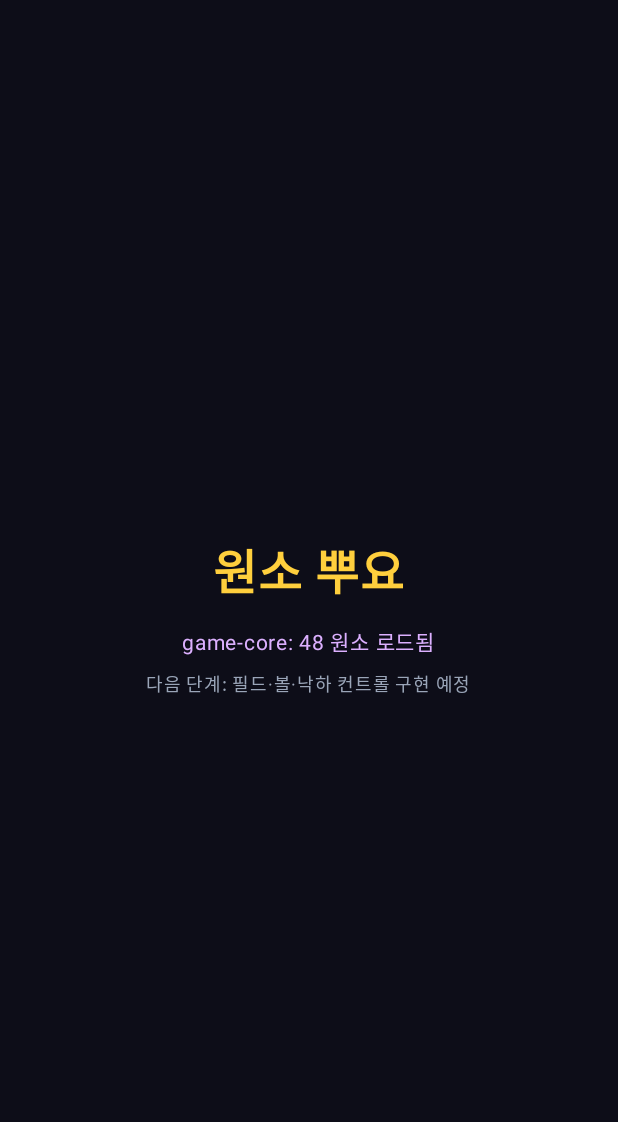
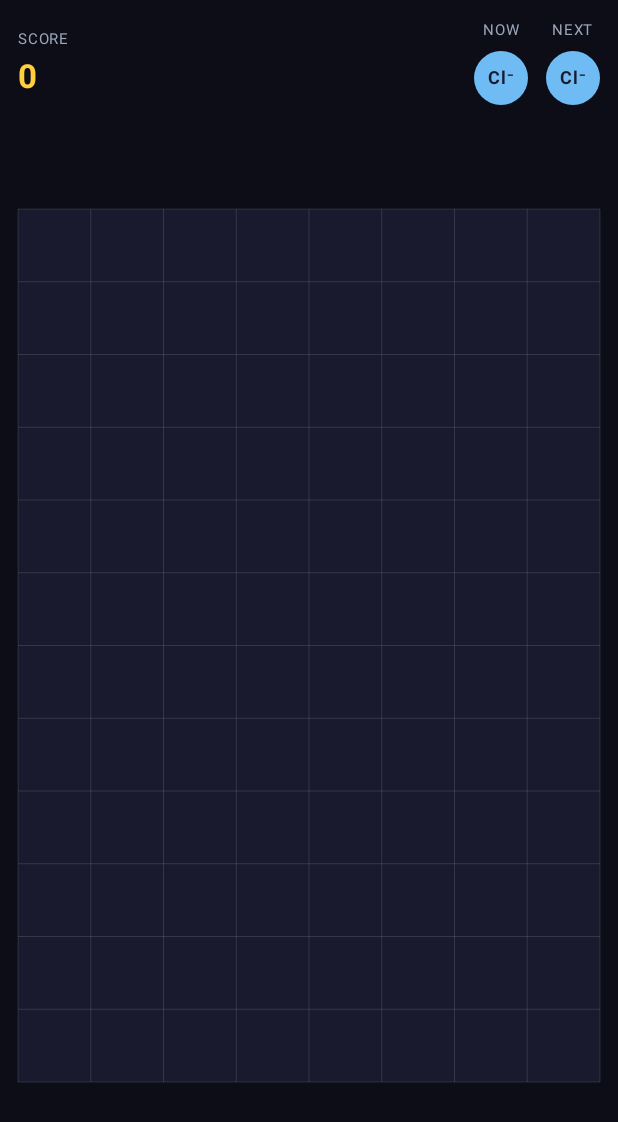
Before and after one commit to TeaveloperHQ/Elements_Puyo, an Android app built with Jetpack Compose: the screen it shows after launch (MainActivity), on a phone screen of 412 x 824 dp. Shown: the top 1122 px of the screen. Run offline under Robolectric (Android 15) with nearby library versions, the phone set to English and light mode, and no system bars.

Commit message:
Phase 3: turn-based game screen (Compose)
MainActivity now hosts GameScreen — a functional Compose UI wired
to :game-core:

- Top HUD: score, NOW piece, NEXT piece (mini-balls with charge label)
- FieldView: Canvas-drawn 8×12 grid with balls; tap any column to drop
  the current piece there. Ball color = period, label = symbol + charge
  superscript.
- Chain-resolution feedback: message bar shows "Nx연쇄 · +score · 화합물
  이름" after each drop.
- Game Over overlay with "다시 시작" button (spawns a fresh Game).

Turn-based (no falling animation yet) — one tap = one full turn incl.
cascading chains. GameSnapshot data class bridges Game's mutable state
to Compose recomposition.

Build verified: :app:assembleDebug succeeds.

Co-Authored-By: Claude Opus 4.7 (1M context) <noreply@anthropic.com>

```diff
--- /dev/null
+++ b/app/src/main/java/com/elementspuyo/app/GameScreen.kt
@@ -0,0 +1,260 @@
+package com.elementspuyo.app
+
+import androidx.compose.foundation.Canvas
+import androidx.compose.foundation.background
+import androidx.compose.foundation.gestures.detectTapGestures
+import androidx.compose.foundation.layout.Arrangement
+import androidx.compose.foundation.layout.Box
+import androidx.compose.foundation.layout.Column
+import androidx.compose.foundation.layout.Row
+import androidx.compose.foundation.layout.Spacer
+import androidx.compose.foundation.layout.aspectRatio
+import androidx.compose.foundation.layout.fillMaxSize
+import androidx.compose.foundation.layout.fillMaxWidth
+import androidx.compose.foundation.layout.height
+import androidx.compose.foundation.layout.padding
+import androidx.compose.foundation.layout.size
+import androidx.compose.foundation.layout.width
+import androidx.compose.foundation.shape.CircleShape
+import androidx.compose.material3.Button
+import androidx.compose.material3.ButtonDefaults
+import androidx.compose.material3.Text
+import androidx.compose.runtime.Composable
+import androidx.compose.runtime.getValue
+import androidx.compose.runtime.mutableStateOf
+import androidx.compose.runtime.remember
+import androidx.compose.runtime.setValue
+import androidx.compose.ui.Alignment
+import androidx.compose.ui.Modifier
+import androidx.compose.ui.draw.clip
+import androidx.compose.ui.geometry.Offset
+import androidx.compose.ui.geometry.Size
+import androidx.compose.ui.graphics.Color
+import androidx.compose.ui.graphics.drawscope.Stroke
+import androidx.compose.ui.input.pointer.pointerInput
+import androidx.compose.ui.text.TextStyle
+import androidx.compose.ui.text.drawText
+import androidx.compose.ui.text.font.FontWeight
+import androidx.compose.ui.text.rememberTextMeasurer
+import androidx.compose.ui.text.style.TextAlign
+import androidx.compose.ui.unit.dp
+import androidx.compose.ui.unit.sp
+import com.elementspuyo.core.Element
+import com.elementspuyo.core.Game
+import com.elementspuyo.core.TurnResult
+
+/** 뷰에 넘길 UI 스냅샷. Compose 는 클래스 내부 mutation 을 감지 못하므로 명시적 State 로 감싼다. */
+private data class GameSnapshot(
+    val field: List<List<Element?>>,
+    val width: Int,
+    val height: Int,
+    val current: Element,
+    val next: Element,
+    val totalScore: Int,
+    val isGameOver: Boolean,
+)
+
+private fun Game.snap() = GameSnapshot(
+    field = field.snapshot(),
+    width = field.width,
+    height = field.height,
+    current = current.element,
+    next = next.element,
+    totalScore = totalScore,
+    isGameOver = isGameOver,
+)
+
+private fun summarize(r: TurnResult): String? {
+    if (r.chainCount == 0) return null
+    val names = r.chains.flatMap { it.subsets }
+        .mapNotNull { it.nameKr.takeIf { s -> s.isNotEmpty() } }
+        .distinct()
+        .take(3)
+        .joinToString(", ")
+    return buildString {
+        append("${r.chainCount}연쇄 · +${r.score}")
+        if (names.isNotEmpty()) append(" · $names")
+    }
+}
+
+@Composable
+fun GameScreen() {
+    var game by remember { mutableStateOf(Game()) }
+    var snap by remember { mutableStateOf(game.snap()) }
+    var message by remember { mutableStateOf<String?>(null) }
+
+    fun dropAt(col: Int) {
+        if (snap.isGameOver) return
+        val r = game.playTurn(col)
+        snap = game.snap()
+        message = summarize(r)
+    }
+
+    fun reset() {
+        game = Game()
+        snap = game.snap()
+        message = null
+    }
+
+    Column(
+        modifier = Modifier
+            .fillMaxSize()
+            .background(Color(0xFF0D0D18))
+            .padding(horizontal = 12.dp, vertical = 8.dp),
+    ) {
+        TopHud(snap.totalScore, snap.current, snap.next)
+        Spacer(Modifier.height(10.dp))
+        Box(
+            modifier = Modifier
+                .fillMaxWidth()
+                .weight(1f),
+            contentAlignment = Alignment.Center,
+        ) {
+            FieldView(snap, ::dropAt)
+        }
+        MessageBar(message)
+        if (snap.isGameOver) {
+            Column(
+                modifier = Modifier
+                    .fillMaxWidth()
+                    .padding(top = 8.dp, bottom = 4.dp),
+                horizontalAlignment = Alignment.CenterHorizontally,
+            ) {
+                Text("GAME OVER", color = Color(0xFFFF8080), fontSize = 22.sp, fontWeight = FontWeight.Bold)
+                Text("최종 점수 ${snap.totalScore}", color = Color.White, fontSize = 14.sp)
+                Spacer(Modifier.height(8.dp))
+                Button(
+                    onClick = { reset() },
+                    colors = ButtonDefaults.buttonColors(containerColor = Color(0xFFDCB0FF)),
+                ) { Text("다시 시작", color = Color(0xFF1A1A2E)) }
+            }
+        }
+    }
+}
+
+@Composable
+private fun TopHud(score: Int, current: Element, next: Element) {
+    Row(
+        modifier = Modifier.fillMaxWidth(),
+        horizontalArrangement = Arrangement.SpaceBetween,
+        verticalAlignment = Alignment.CenterVertically,
+    ) {
+        Column {
+            Text("SCORE", color = Color(0xFF9AA5B8), fontSize = 10.sp)
+            Text("$score", color = Color(0xFFFFCF3D), fontSize = 22.sp, fontWeight = FontWeight.Bold)
+        }
+        Row(verticalAlignment = Alignment.CenterVertically) {
+            LabeledMiniBall("NOW", current)
+            Spacer(Modifier.width(12.dp))
+            LabeledMiniBall("NEXT", next)
+        }
+    }
+}
+
+@Composable
+private fun LabeledMiniBall(label: String, e: Element) {
+    Column(horizontalAlignment = Alignment.CenterHorizontally) {
+        Text(label, color = Color(0xFF9AA5B8), fontSize = 10.sp)
+        Spacer(Modifier.height(2.dp))
+        Box(
+            modifier = Modifier
+                .size(36.dp)
+                .clip(CircleShape)
+                .background(Color(e.periodColor)),
+            contentAlignment = Alignment.Center,
+        ) {
+            Text(
+                e.label,
+                color = Color(0xFF1A1A2E),
+                fontSize = 12.sp,
+                fontWeight = FontWeight.Bold,
+            )
+        }
+    }
+}
+
+@Composable
+private fun MessageBar(message: String?) {
+    Text(
+        text = message ?: " ",
+        color = Color(0xFFDCB0FF),
+        fontSize = 13.sp,
+        modifier = Modifier
+            .fillMaxWidth()
+            .padding(vertical = 6.dp),
+        textAlign = TextAlign.Center,
+    )
+}
+
+@Composable
+private fun FieldView(snap: GameSnapshot, onColumnTap: (Int) -> Unit) {
+    val textMeasurer = rememberTextMeasurer()
+    Canvas(
+        modifier = Modifier
+            .aspectRatio(snap.width.toFloat() / snap.height)
+            .pointerInput(snap.width) {
+                detectTapGestures { offset ->
+                    val col = (offset.x / size.width * snap.width).toInt()
+                        .coerceIn(0, snap.width - 1)
+                    onColumnTap(col)
+                }
+            },
+    ) {
+        val cell = kotlin.math.min(size.width / snap.width, size.height / snap.height)
+        val fieldW = cell * snap.width
+        val fieldH = cell * snap.height
+        val offX = (size.width - fieldW) / 2
+        val offY = (size.height - fieldH) / 2
+
+        // 배경
+        drawRect(
+            color = Color(0xFF1A1A2E),
+            topLeft = Offset(offX, offY),
+            size = Size(fieldW, fieldH),
+        )
+        // 격자 (아주 흐림)
+        val grid = Color(0x1FFFFFFF)
+        for (i in 0..snap.width) {
+            val x = offX + i * cell
+            drawLine(grid, Offset(x, offY), Offset(x, offY + fieldH), 1f)
+        }
+        for (j in 0..snap.height) {
+            val y = offY + j * cell
+            drawLine(grid, Offset(offX, y), Offset(offX + fieldW, y), 1f)
+        }
+        // 볼
+        val radius = cell * 0.42f
+        val fontPx = cell * 0.30f
+        val fontSp = (fontPx / density).sp
+        val labelStyle = TextStyle(
+            fontSize = fontSp,
+            color = Color(0xFF10121A),
+            fontWeight = FontWeight.Bold,
+        )
+        for (y in snap.field.indices) {
+            for (x in snap.field[y].indices) {
+                val e = snap.field[y][x] ?: continue
+                val cx = offX + x * cell + cell / 2
+                val cy = offY + (snap.height - 1 - y) * cell + cell / 2
+                // 볼 (테두리 살짝)
+                drawCircle(
+                    color = Color(e.periodColor),
+                    radius = radius,
+                    center = Offset(cx, cy),
+                )
+                drawCircle(
+                    color = Color(0x33000000),
+                    radius = radius,
+                    center = Offset(cx, cy),
+                    style = Stroke(width = 1f),
+                )
+                // 라벨
+                val layout = textMeasurer.measure(e.label, labelStyle)
+                drawText(
+                    textLayoutResult = layout,
+                    topLeft = Offset(cx - layout.size.width / 2, cy - layout.size.height / 2),
+                )
+            }
+        }
+    }
+}
--- a/app/src/main/java/com/elementspuyo/app/MainActivity.kt
+++ b/app/src/main/java/com/elementspuyo/app/MainActivity.kt
@@ -3,70 +3,16 @@ package com.elementspuyo.app
 import android.os.Bundle
 import androidx.activity.ComponentActivity
 import androidx.activity.compose.setContent
-import androidx.compose.foundation.background
-import androidx.compose.foundation.layout.Arrangement
-import androidx.compose.foundation.layout.Column
-import androidx.compose.foundation.layout.Spacer
-import androidx.compose.foundation.layout.fillMaxSize
-import androidx.compose.foundation.layout.height
-import androidx.compose.foundation.layout.padding
 import androidx.compose.material3.MaterialTheme
-import androidx.compose.material3.Text
 import androidx.compose.material3.darkColorScheme
-import androidx.compose.runtime.Composable
-import androidx.compose.ui.Alignment
-import androidx.compose.ui.Modifier
-import androidx.compose.ui.graphics.Color
-import androidx.compose.ui.text.font.FontWeight
-import androidx.compose.ui.tooling.preview.Preview
-import androidx.compose.ui.unit.dp
-import androidx.compose.ui.unit.sp
-import com.elementspuyo.core.Element
 
 class MainActivity : ComponentActivity() {
     override fun onCreate(savedInstanceState: Bundle?) {
         super.onCreate(savedInstanceState)
         setContent {
             MaterialTheme(colorScheme = darkColorScheme()) {
-                PlaceholderScreen()
+                GameScreen()
             }
         }
     }
 }
-
-@Composable
-fun PlaceholderScreen() {
-    Column(
-        modifier = Modifier
-            .fillMaxSize()
-            .background(Color(0xFF0D0D18))
-            .padding(24.dp),
-        verticalArrangement = Arrangement.Center,
-        horizontalAlignment = Alignment.CenterHorizontally,
-    ) {
-        Text(
-            text = "원소 뿌요",
-            color = Color(0xFFFFCF3D),
-            fontSize = 32.sp,
-            fontWeight = FontWeight.Bold,
-        )
-        Spacer(Modifier.height(12.dp))
-        Text(
-            text = "game-core: ${Element.playable.size} 원소 로드됨",
-            color = Color(0xFFDCB0FF),
-            fontSize = 14.sp,
-        )
-        Spacer(Modifier.height(4.dp))
-        Text(
-            text = "다음 단계: 필드·볼·낙하 컨트롤 구현 예정",
-            color = Color(0xFF9AA5B8),
-            fontSize = 12.sp,
-        )
-    }
-}
-
-@Preview(showBackground = true, backgroundColor = 0xFF0D0D18)
-@Composable
-private fun PlaceholderScreenPreview() {
-    MaterialTheme(colorScheme = darkColorScheme()) { PlaceholderScreen() }
-}
```
